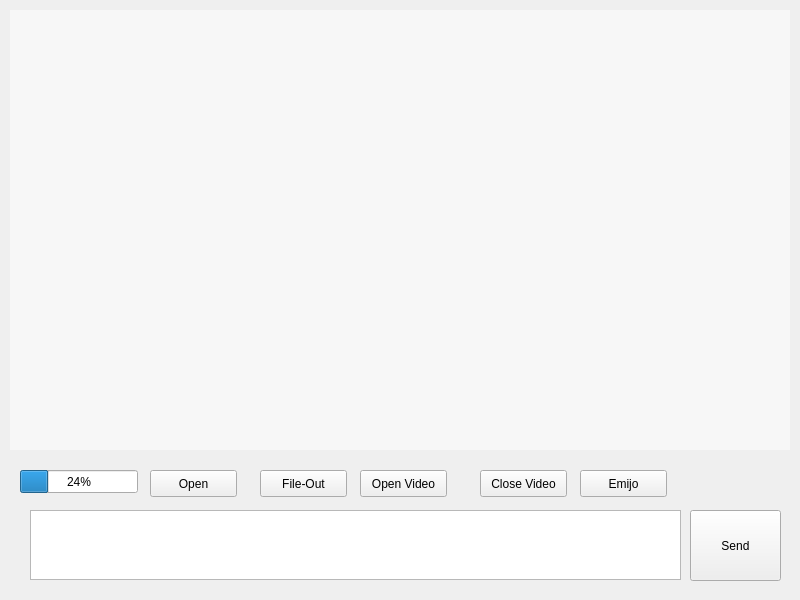
Before: the Qt Designer form ChatClient/chatclient.ui in zdw66/dwchat, drawn with Qt 5.
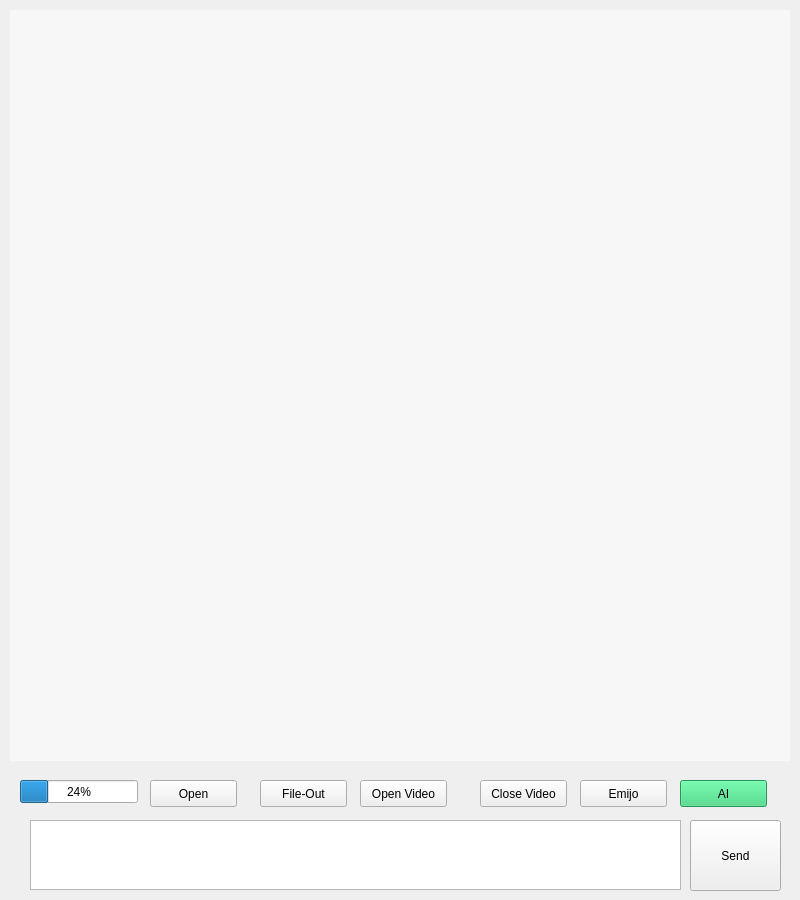
After: the same form once the commit is applied.

Diff of the .ui file:
```diff
--- a/ChatClient/chatclient.ui
+++ b/ChatClient/chatclient.ui
@@ -7,7 +7,7 @@
     <x>0</x>
     <y>0</y>
     <width>800</width>
-    <height>600</height>
+    <height>900</height>
    </rect>
   </property>
   <property name="minimumSize">
@@ -19,7 +19,7 @@
   <property name="maximumSize">
    <size>
     <width>800</width>
-    <height>600</height>
+    <height>900</height>
    </size>
   </property>
   <property name="windowTitle">
@@ -31,7 +31,7 @@
      <x>10</x>
      <y>10</y>
      <width>780</width>
-     <height>440</height>
+     <height>751</height>
     </rect>
    </property>
    <property name="styleSheet">
@@ -50,7 +50,7 @@
    <property name="geometry">
     <rect>
      <x>20</x>
-     <y>470</y>
+     <y>780</y>
      <width>118</width>
      <height>23</height>
     </rect>
@@ -63,7 +63,7 @@
    <property name="geometry">
     <rect>
      <x>150</x>
-     <y>470</y>
+     <y>780</y>
      <width>87</width>
      <height>27</height>
     </rect>
@@ -76,7 +76,7 @@
    <property name="geometry">
     <rect>
      <x>260</x>
-     <y>470</y>
+     <y>780</y>
      <width>87</width>
      <height>27</height>
     </rect>
@@ -89,7 +89,7 @@
    <property name="geometry">
     <rect>
      <x>30</x>
-     <y>510</y>
+     <y>820</y>
      <width>651</width>
      <height>70</height>
     </rect>
@@ -99,7 +99,7 @@
    <property name="geometry">
     <rect>
      <x>690</x>
-     <y>510</y>
+     <y>820</y>
      <width>91</width>
      <height>71</height>
     </rect>
@@ -112,7 +112,7 @@
    <property name="geometry">
     <rect>
      <x>360</x>
-     <y>470</y>
+     <y>780</y>
      <width>87</width>
      <height>27</height>
     </rect>
@@ -125,7 +125,7 @@
    <property name="geometry">
     <rect>
      <x>480</x>
-     <y>470</y>
+     <y>780</y>
      <width>87</width>
      <height>27</height>
     </rect>
@@ -138,7 +138,7 @@
    <property name="geometry">
     <rect>
      <x>580</x>
-     <y>470</y>
+     <y>780</y>
      <width>87</width>
      <height>27</height>
     </rect>
@@ -147,6 +147,22 @@
     <string>Emijo</string>
    </property>
   </widget>
+  <widget class="QPushButton" name="pushButton_7">
+   <property name="geometry">
+    <rect>
+     <x>680</x>
+     <y>780</y>
+     <width>87</width>
+     <height>27</height>
+    </rect>
+   </property>
+   <property name="styleSheet">
+    <string notr="true">background-color: rgb(51, 209, 122);</string>
+   </property>
+   <property name="text">
+    <string>AI</string>
+   </property>
+  </widget>
  </widget>
  <resources/>
  <connections/>
```
